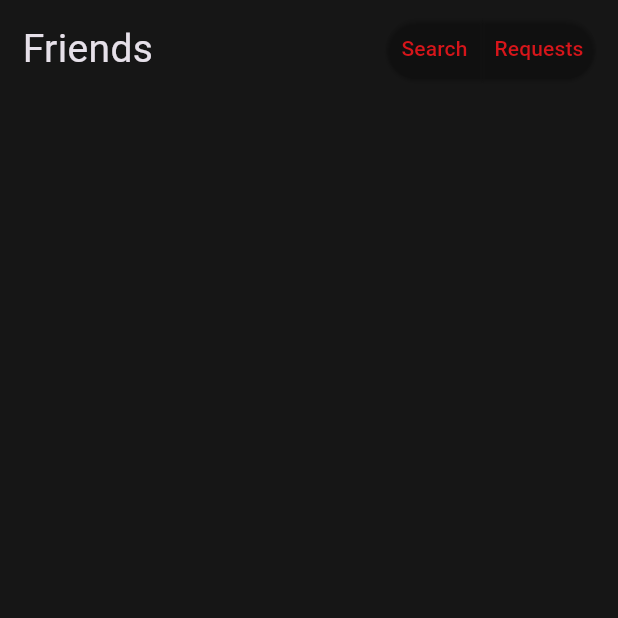
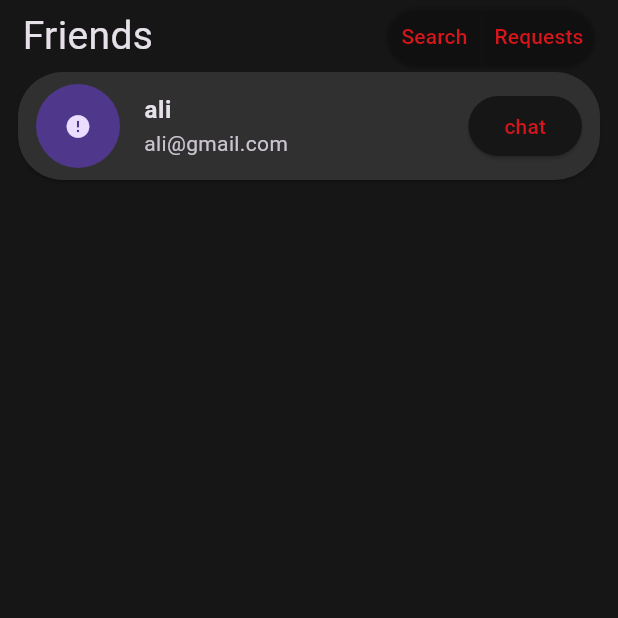
Before and after one commit to AliKamar34/Tok-Talk, a Flutter app: the FriendsView screen opened directly, on a phone screen of 412 x 824 dp, the top half of it. Run offline on Flutter 3.47's test engine with Material 3 defaults, Android fonts, the phone set to English and light mode, and no system bars; drawn by our look-alikes of cached_network_image; our stand-ins replace bloc, cloud_firestore, dartz, equatable, firebase_auth, firebase_core and 4 more; accounts and stored records are empty; network calls fail.

Commit message:
create custom friend info button

```diff
--- /dev/null
+++ b/lib/core/widgets/custom_elevated_button.dart
@@ -0,0 +1,26 @@
+import 'package:flutter/material.dart';
+import 'package:new_project/core/utils/colors_data.dart';
+
+class CustomElevateButton extends StatelessWidget {
+  const CustomElevateButton({
+    super.key,
+    required this.onPressed,
+    required this.buttonTitle, required this.buttonColor,
+  });
+
+  final void Function()? onPressed;
+  final String buttonTitle;
+  final Color buttonColor;
+
+  @override
+  Widget build(BuildContext context) {
+    return ElevatedButton(
+      onPressed: onPressed,
+      style: ElevatedButton.styleFrom(backgroundColor:buttonColor),
+      child: Text(
+        buttonTitle,
+        style: const TextStyle(color: ColorAssetData.kSecondaryColor),
+      ),
+    );
+  }
+}
--- a/lib/features/home/presentation/views/home_view.dart
+++ b/lib/features/home/presentation/views/home_view.dart
@@ -20,7 +20,8 @@ class HomeViewState extends State<HomeView> {
   @override
   Widget build(BuildContext context) {
     double displayWidth = MediaQuery.of(context).size.width;
-    return Scaffold(
+    return SafeArea(
+      child: Scaffold(
         bottomNavigationBar: Container(
           margin: EdgeInsets.all(displayWidth * .05),
           height: displayWidth * .155,
@@ -84,15 +85,18 @@ class HomeViewState extends State<HomeView> {
                             AnimatedContainer(
                               duration: const Duration(seconds: 1),
                               curve: Curves.fastLinearToSlowEaseIn,
-                            width:
-                                index == currentIndex ? displayWidth * .13 : 0,
+                              width: index == currentIndex
+                                  ? displayWidth * .13
+                                  : 0,
                             ),
                             AnimatedOpacity(
                               opacity: index == currentIndex ? 1 : 0,
                               duration: const Duration(seconds: 1),
                               curve: Curves.fastLinearToSlowEaseIn,
                               child: Text(
-                              index == currentIndex ? listOfStrings[index] : '',
+                                index == currentIndex
+                                    ? listOfStrings[index]
+                                    : '',
                                 style: const TextStyle(
                                   color: ColorAssetData.kSecondaryColor,
                                   fontWeight: FontWeight.w600,
@@ -107,8 +111,9 @@ class HomeViewState extends State<HomeView> {
                             AnimatedContainer(
                               duration: const Duration(seconds: 1),
                               curve: Curves.fastLinearToSlowEaseIn,
-                            width:
-                                index == currentIndex ? displayWidth * .03 : 20,
+                              width: index == currentIndex
+                                  ? displayWidth * .03
+                                  : 20,
                             ),
                             Icon(
                               listOfIcons[index],
@@ -128,6 +133,7 @@ class HomeViewState extends State<HomeView> {
           ),
         ),
         body: pages[currentIndex],
+      ),
     );
   }
 
--- a/lib/features/home/presentation/views/widgets/custom_app_bar.dart
+++ b/lib/features/home/presentation/views/widgets/custom_app_bar.dart
@@ -1,11 +1,12 @@
 import 'package:flutter/material.dart';
-import 'package:new_project/core/utils/colors_data.dart';
+import 'package:new_project/core/widgets/custom_elevated_button.dart';
 
 class CustomAppBar extends StatelessWidget {
   const CustomAppBar({
     super.key,
     required this.title,
-    required this.buttonTitle, this.onPressed,
+    required this.buttonTitle,
+    this.onPressed,
   });
 
   final String title;
@@ -14,7 +15,7 @@ class CustomAppBar extends StatelessWidget {
   @override
   Widget build(BuildContext context) {
     return SizedBox(
-      height: 65,
+      height: 48,
       width: double.infinity,
       child: Padding(
         padding: const EdgeInsets.symmetric(horizontal: 15),
@@ -25,14 +26,10 @@ class CustomAppBar extends StatelessWidget {
               title,
               style: const TextStyle(fontSize: 26),
             ),
-            ElevatedButton(
-              onPressed:onPressed,
-              style:
-                  ElevatedButton.styleFrom(backgroundColor: Colors.transparent),
-              child: Text(
-                buttonTitle,
-                style: const TextStyle(color: ColorAssetData.kSecondaryColor),
-              ),
+            CustomElevateButton(
+              onPressed: onPressed,
+              buttonTitle: buttonTitle,
+              buttonColor: Colors.transparent,
             ),
           ],
         ),
--- a/lib/features/home/presentation/views/widgets/custom_friend_app_bar.dart
+++ b/lib/features/home/presentation/views/widgets/custom_friend_app_bar.dart
@@ -1,4 +1,3 @@
-
 import 'package:flutter/material.dart';
 import 'package:new_project/features/home/presentation/views/widgets/firend_box_action.dart';
 
@@ -10,7 +9,7 @@ class CustomFriendsAppBar extends StatelessWidget {
   @override
   Widget build(BuildContext context) {
     return const SizedBox(
-      height: 65,
+      height: 48,
       width: double.infinity,
       child: Padding(
         padding: EdgeInsets.symmetric(horizontal: 15),
--- /dev/null
+++ b/lib/features/home/presentation/views/widgets/custom_friend_info_button.dart
@@ -0,0 +1,55 @@
+
+import 'package:flutter/material.dart';
+import 'package:new_project/core/utils/colors_data.dart';
+import 'package:new_project/core/widgets/custom_elevated_button.dart';
+import 'package:new_project/features/home/data/models/person_model.dart';
+import 'package:new_project/features/home/presentation/views/widgets/custom_cirlce_image.dart';
+
+class CustomFriendInfoButton extends StatelessWidget {
+  const CustomFriendInfoButton(
+      {super.key, required this.personModel, this.onPressed});
+  final PersonModel personModel;
+  final void Function()? onPressed;
+  @override
+  Widget build(BuildContext context) {
+    return Padding(
+      padding: const EdgeInsets.only(
+        left: 12,
+        right: 12,
+        bottom: 6,
+      ),
+      child: ElevatedButton(
+        onPressed: onPressed,
+        style: ElevatedButton.styleFrom(
+          backgroundColor: ColorAssetData.kprimaryColor,
+          shape: RoundedRectangleBorder(
+            borderRadius: BorderRadius.circular(30),
+          ),
+          padding: const EdgeInsets.symmetric(horizontal: 12),
+        ),
+        child: Row(
+          children: [
+            Expanded(
+              child: ListTile(
+                contentPadding: EdgeInsets.zero,
+                leading: CustomCircleImage(
+                  imageUrl: personModel.image,
+                ),
+                title: Text(
+                  personModel.name,
+                  style: const TextStyle(fontWeight: FontWeight.bold),
+                ),
+                subtitle: Text(personModel.email),
+              ),
+            ),
+            CustomElevateButton(
+              onPressed: () {},
+              buttonTitle: 'chat',
+              buttonColor: ColorAssetData.kScaffoldColor,
+            )
+          ],
+        ),
+      ),
+    );
+  }
+}
--- a/lib/features/home/presentation/views/widgets/friends_view_body.dart
+++ b/lib/features/home/presentation/views/widgets/friends_view_body.dart
@@ -1,14 +1,24 @@
 import 'package:flutter/material.dart';
+import 'package:new_project/features/home/data/models/person_model.dart';
 import 'package:new_project/features/home/presentation/views/widgets/custom_friend_app_bar.dart';
+import 'package:new_project/features/home/presentation/views/widgets/custom_friend_info_button.dart';
 
 class FriendsViewBody extends StatelessWidget {
   const FriendsViewBody({super.key});
 
   @override
   Widget build(BuildContext context) {
-    return const Column(
+    return Column(
       children: [
-        CustomFriendsAppBar(),
+        const CustomFriendsAppBar(),
+        CustomFriendInfoButton(
+          personModel: PersonModel(
+            email: 'ali@gmail.com',
+            name: 'ali',
+            image: 'https://en.m.wikipedia.org/wiki/File:Sample_User_Icon.png',
+          ),
+          onPressed: () {},
+        ),
       ],
     );
   }
```
Lines whose indentation alone changed are shown as unchanged.
